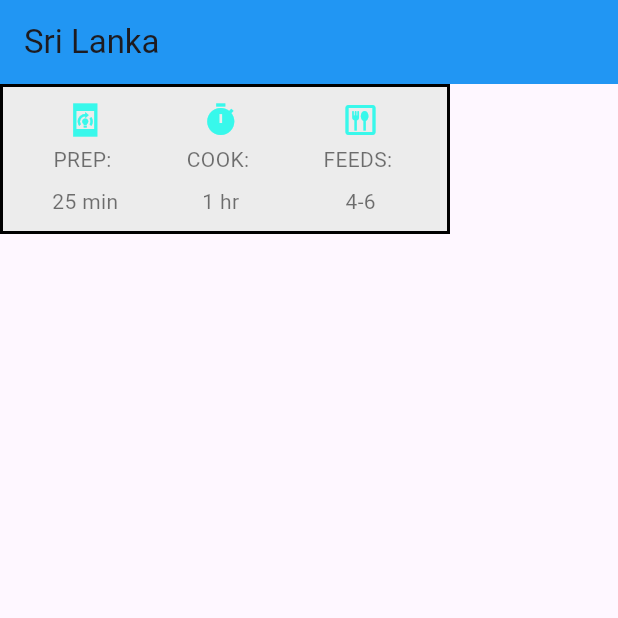
After one commit to randilt/flutter-layouts, a Flutter app: the screen it shows after launch, on a phone screen of 412 x 824 dp, the top half of it. The commit adds this screen. Run offline on Flutter 3.47's test engine with Material 3 defaults, Android fonts, the phone set to English and light mode, and no system bars.

Commit message:
Add Homepage3 and InstructionCard components with layout adjustments

```diff
--- a/lib/main.dart
+++ b/lib/main.dart
@@ -1,5 +1,6 @@
 import 'package:flutter/material.dart';
-import 'package:layouts/screens/myhomepage.dart';
+import 'package:layouts/screens/homepage3.dart';
+// import 'package:layouts/screens/myhomepage.dart';
 
 void main() {
   runApp(const MyApp());
@@ -15,7 +16,7 @@ class MyApp extends StatelessWidget {
         colorScheme: ColorScheme.fromSeed(seedColor: Colors.deepPurple),
         useMaterial3: true,
       ),
-      home: const MyHomePage2(),
+      home: const Homepage3(),
     );
   }
 }
--- /dev/null
+++ b/lib/screens/homepage3.dart
@@ -0,0 +1,24 @@
+import 'package:flutter/material.dart';
+import 'package:layouts/shared/instruction_card.dart';
+
+class Homepage3 extends StatelessWidget {
+  const Homepage3({super.key});
+
+  @override
+  Widget build(BuildContext context) {
+    return Scaffold(
+      appBar: AppBar(
+        title: const Text('Sri Lanka'),
+        backgroundColor: Colors.blue,
+      ),
+      body: const Column(
+        mainAxisAlignment: MainAxisAlignment.spaceBetween,
+        children: [
+          Column(
+            children: [InstructionCard()],
+          ),
+        ],
+      ),
+    );
+  }
+}
--- /dev/null
+++ b/lib/shared/instruction_card.dart
@@ -0,0 +1,45 @@
+import 'package:flutter/material.dart';
+import 'package:layouts/shared/instruction_point.dart';
+
+class InstructionCard extends StatelessWidget {
+  const InstructionCard({super.key});
+
+  @override
+  Widget build(BuildContext context) {
+    return Container(
+      width: 300,
+      decoration: BoxDecoration(
+        color: const Color.fromARGB(255, 236, 236, 236),
+        border: Border.all(
+          color: Colors.black,
+          width: 2.0,
+        ),
+      ),
+      padding: const EdgeInsets.all(10),
+      child: Row(
+        mainAxisAlignment: MainAxisAlignment.spaceAround,
+        crossAxisAlignment: CrossAxisAlignment.center,
+        children: [
+          InstructionPoint(
+            icon: Icons.on_device_training_sharp,
+            title: "PREP: ",
+            color: Colors.cyan.shade300,
+            subtitle: '25 min',
+          ),
+          InstructionPoint(
+            icon: Icons.timer,
+            title: "COOK: ",
+            color: Colors.cyan.shade300,
+            subtitle: '1 hr',
+          ),
+          InstructionPoint(
+            icon: Icons.dining_outlined,
+            title: "FEEDS: ",
+            color: Colors.cyan.shade300,
+            subtitle: '4-6',
+          ),
+        ],
+      ),
+    );
+  }
+}
--- /dev/null
+++ b/lib/shared/instruction_point.dart
@@ -0,0 +1,35 @@
+import 'package:flutter/material.dart';
+
+class InstructionPoint extends StatelessWidget {
+  final IconData icon;
+  final String title;
+  final String subtitle;
+  final Color color;
+
+  const InstructionPoint({
+    super.key,
+    required this.icon,
+    required this.title,
+    required this.subtitle,
+    required this.color,
+  });
+
+  @override
+  Widget build(BuildContext context) {
+    return Column(
+      children: [
+        Icon(icon, color: const Color.fromARGB(255, 56, 248, 235)),
+        const SizedBox(height: 4.0), // Add space between icon and title
+        Text(
+          title,
+          style: const TextStyle(color: Colors.black54),
+        ),
+        const SizedBox(height: 8.0), // Add space between title and subtitle
+        Text(
+          subtitle,
+          style: const TextStyle(color: Colors.black54),
+        ),
+      ],
+    );
+  }
+}
```
